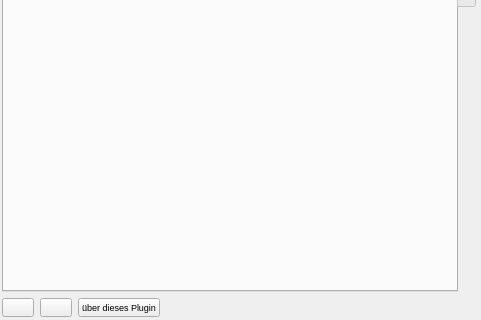
Old version of the form arch_dock/forms/t2g_arch_dockwidget.ui in the repository Landesamt-fuer-Archaeologie-Sachsen/Tachy2GIS_arch; both pictures show x 0 to 481 and y 457 to 777 of the 481 by 777 pixel window.
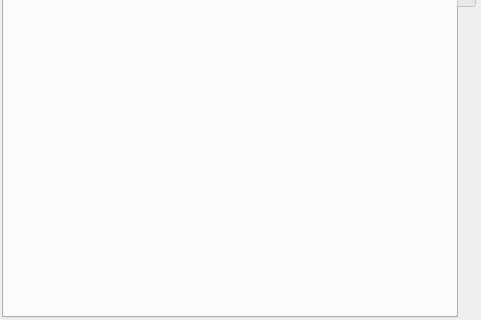
New version of the form. Icons and pictures are not drawn. Custom widgets are drawn as their Qt base class.

Commit message: remove bottom buttons in arch dock ui

```diff
--- a/arch_dock/forms/t2g_arch_dockwidget.ui
+++ b/arch_dock/forms/t2g_arch_dockwidget.ui
@@ -1241,121 +1241,6 @@
       </item>
      </layout>
     </item>
-    <item>
-     <layout class="QHBoxLayout" name="horizontalLayout_4">
-      <item>
-       <widget class="QPushButton" name="butSet">
-        <property name="sizePolicy">
-         <sizepolicy hsizetype="Fixed" vsizetype="Fixed">
-          <horstretch>0</horstretch>
-          <verstretch>0</verstretch>
-         </sizepolicy>
-        </property>
-        <property name="sizeIncrement">
-         <size>
-          <width>7</width>
-          <height>7</height>
-         </size>
-        </property>
-        <property name="baseSize">
-         <size>
-          <width>0</width>
-          <height>0</height>
-         </size>
-        </property>
-        <property name="toolTip">
-         <string extracomment="Hilfe"/>
-        </property>
-        <property name="text">
-         <string/>
-        </property>
-        <property name="icon">
-         <iconset>
-          <normaloff>../Icons/Einstellungen.gif</normaloff>../Icons/Einstellungen.gif</iconset>
-        </property>
-        <property name="iconSize">
-         <size>
-          <width>15</width>
-          <height>15</height>
-         </size>
-        </property>
-        <property name="autoDefault">
-         <bool>false</bool>
-        </property>
-        <property name="default">
-         <bool>false</bool>
-        </property>
-       </widget>
-      </item>
-      <item>
-       <widget class="QPushButton" name="butHilfe">
-        <property name="sizePolicy">
-         <sizepolicy hsizetype="Fixed" vsizetype="Fixed">
-          <horstretch>0</horstretch>
-          <verstretch>0</verstretch>
-         </sizepolicy>
-        </property>
-        <property name="sizeIncrement">
-         <size>
-          <width>7</width>
-          <height>7</height>
-         </size>
-        </property>
-        <property name="baseSize">
-         <size>
-          <width>0</width>
-          <height>0</height>
-         </size>
-        </property>
-        <property name="toolTip">
-         <string extracomment="Hilfe"/>
-        </property>
-        <property name="text">
-         <string/>
-        </property>
-        <property name="icon">
-         <iconset>
-          <normaloff>../Icons/Frage.gif</normaloff>../Icons/Frage.gif</iconset>
-        </property>
-        <property name="iconSize">
-         <size>
-          <width>15</width>
-          <height>15</height>
-         </size>
-        </property>
-        <property name="autoDefault">
-         <bool>false</bool>
-        </property>
-        <property name="default">
-         <bool>false</bool>
-        </property>
-       </widget>
-      </item>
-      <item>
-       <widget class="QPushButton" name="pushButton_about">
-        <property name="toolTip">
-         <string>Fenster mit Informationen über dieses Plugin anzeigen</string>
-        </property>
-        <property name="text">
-         <string>über dieses Plugin</string>
-        </property>
-       </widget>
-      </item>
-      <item>
-       <spacer name="horizontalSpacer_5">
-        <property name="orientation">
-         <enum>Qt::Horizontal</enum>
-        </property>
-        <property name="sizeHint" stdset="0">
-         <size>
-          <width>40</width>
-          <height>20</height>
-         </size>
-        </property>
-       </spacer>
-      </item>
-     </layout>
-    </item>
    </layout>
   </widget>
  </widget>
```
